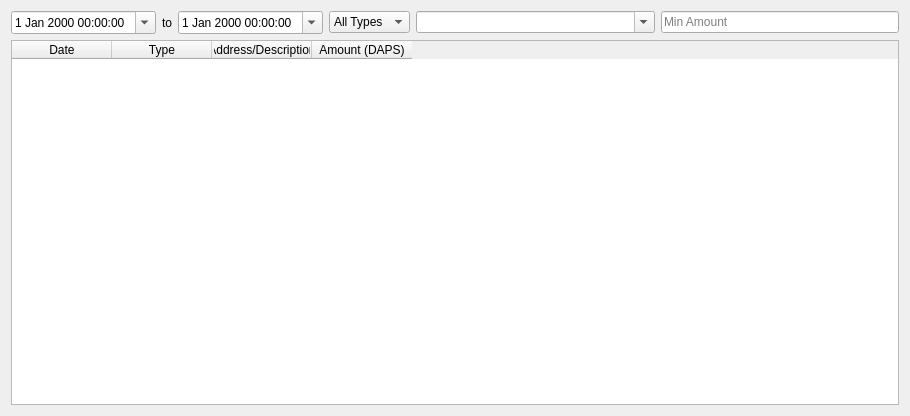
Above: src/qt/forms/historypage.ui from pedrorv0106/DAPS before the change. Below: the same form after it.
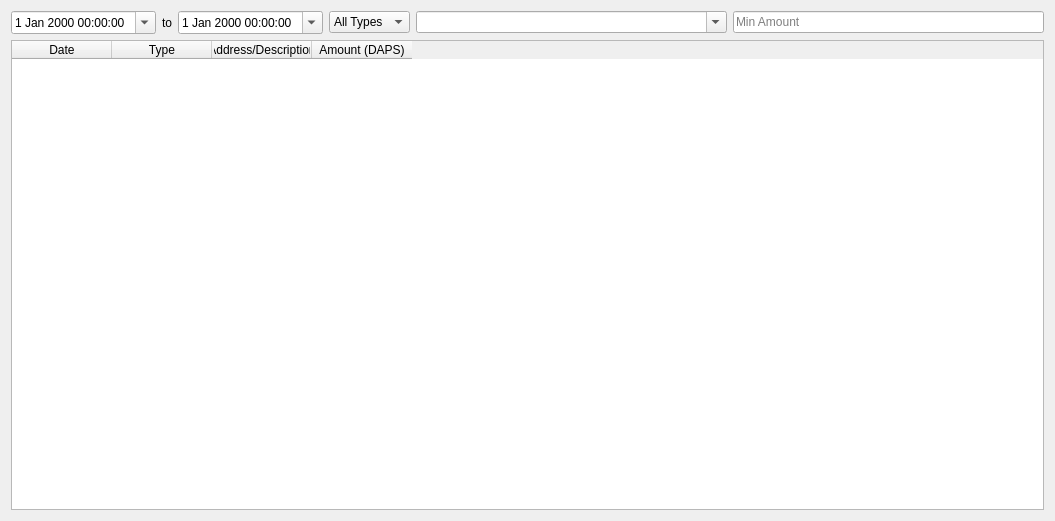
That is the form after the change. Icons and pictures are not drawn.

Patch:
```diff
--- a/src/qt/forms/historypage.ui
+++ b/src/qt/forms/historypage.ui
@@ -9,11 +9,29 @@
    <rect>
     <x>0</x>
     <y>0</y>
-    <width>910</width>
-    <height>416</height>
+    <width>1055</width>
+    <height>521</height>
    </rect>
   </property>
-  <layout class="QVBoxLayout" name="verticalLayout" stretch="0">
+  <property name="sizePolicy">
+   <sizepolicy hsizetype="Expanding" vsizetype="Expanding">
+    <horstretch>0</horstretch>
+    <verstretch>0</verstretch>
+   </sizepolicy>
+  </property>
+  <property name="minimumSize">
+   <size>
+    <width>960</width>
+    <height>0</height>
+   </size>
+  </property>
+  <property name="styleSheet">
+   <string notr="true">QDialog{border-image: url(':/images/background') 0 0 0 0 stretch stretch;}</string>
+  </property>
+  <property name="sizeGripEnabled">
+   <bool>false</bool>
+  </property>
+  <layout class="QVBoxLayout" name="verticalLayout" stretch="1">
    <item>
     <layout class="QVBoxLayout" name="verticalLayout_2">
      <item>
```
Left out of the diff: 21 changed lines with no effect on the pictures.
